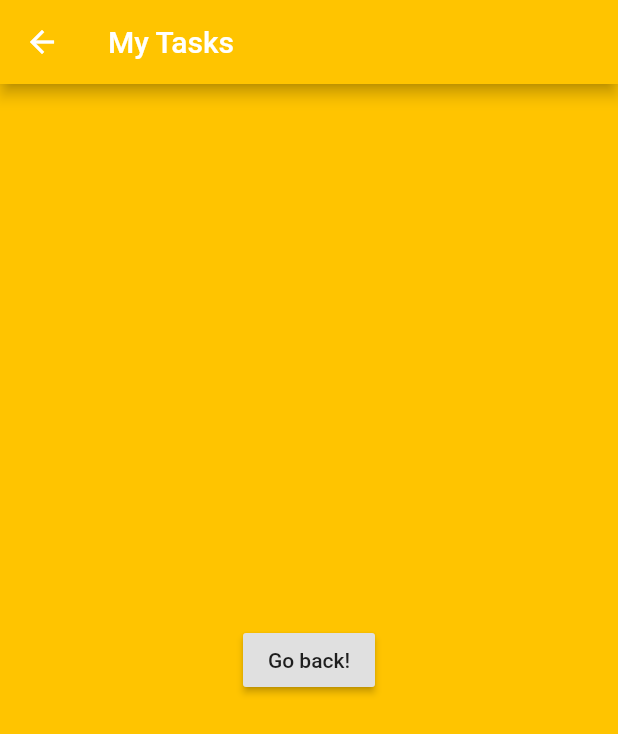
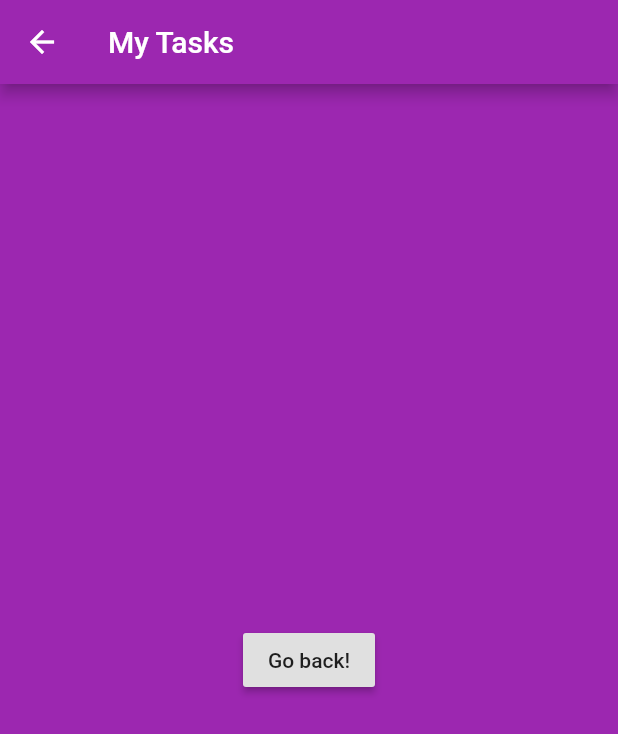
Before and after one commit to shehab20089/ToDo-Flutter, a Flutter app: the screen it shows after launch, item 2 of the bottom bar chosen, after a tap on "Go back!", on a phone screen of 412 x 824 dp. Shown: the top 734 px of the screen. Run offline on Flutter 3.47's test engine with Material 2 defaults, Android fonts, the phone set to English and light mode, and no system bars.

Commit message:
adding statemangement using provider package

```diff
--- /dev/null
+++ b/lib/applicationThemeState.dart
@@ -0,0 +1,13 @@
+import 'package:flutter/material.dart';
+
+class AppThemeState with ChangeNotifier {
+  Color _color;
+  // AppThemeState(this._color);
+  Color get color => _color;
+
+  setColor(Color color) {
+    _color = color;
+    print(_color);
+    notifyListeners();
+  }
+}
--- a/lib/homePage.dart
+++ b/lib/homePage.dart
@@ -1,13 +1,18 @@
 import 'package:flutter/material.dart';
+import 'package:todo/todoListPage.dart';
+import 'applicationThemeState.dart';
+import 'package:provider/provider.dart';
 
 class MyHomePage extends StatelessWidget {
   const MyHomePage({Key key}) : super(key: key);
 
   @override
   Widget build(BuildContext context) {
+    final appstate = Provider.of<AppThemeState>(context);
+
     return Container(
       child: Scaffold(
-        backgroundColor: Color.fromRGBO(21, 21, 21, 1),
+        backgroundColor: Colors.black,
         body: Column(
           crossAxisAlignment: CrossAxisAlignment.start,
           children: <Widget>[
@@ -115,6 +120,7 @@ class ColorItem extends StatelessWidget {
 
   @override
   Widget build(BuildContext context2) {
+    final appstate = Provider.of<AppThemeState>(context2);
     return Container(
       child: ButtonTheme(
           minWidth: 20,
@@ -129,42 +135,13 @@ class ColorItem extends StatelessWidget {
                     border:
                         Border.all(style: this.border, color: Colors.white))),
             onPressed: () {
+              appstate.setColor(Color.fromRGBO(r, g, b, 1));
               Navigator.push(
                 context2,
-                MaterialPageRoute(
-                    builder: (context) => SecondRoute(
-                          color: new Color.fromRGBO(r, g, b, 1),
-                        )),
+                MaterialPageRoute(builder: (context) => TodoListPage()),
               );
             },
           )),
     );
   }
 }
-
-class SecondRoute extends StatelessWidget {
-  final Color color;
-  const SecondRoute({this.color}) : super();
-  @override
-  Widget build(BuildContext context) {
-    return Scaffold(
-      appBar: AppBar(
-        title: Text(
-          'My Tasks',
-          style: TextStyle(fontSize: 20),
-        ),
-        // title: Text("Second Route"),
-        backgroundColor: this.color,
-      ),
-      backgroundColor: this.color,
-      body: Center(
-        child: RaisedButton(
-          onPressed: () {
-            // Navigate back to first route when tapped.
-          },
-          child: Text('Go back!'),
-        ),
-      ),
-    );
-  }
-}
--- a/lib/main.dart
+++ b/lib/main.dart
@@ -1,7 +1,12 @@
 import 'package:flutter/material.dart';
+import 'applicationThemeState.dart';
 import 'homePage.dart';
+import 'package:provider/provider.dart';
 
-void main() => runApp(MyApp());
+void main() => runApp(ChangeNotifierProvider<AppThemeState>(
+      builder: (_) => AppThemeState(),
+      child: MyApp(),
+    ));
 
 class MyApp extends StatelessWidget {
   // This widget is the root of your application.
--- /dev/null
+++ b/lib/todoListPage.dart
@@ -0,0 +1,34 @@
+import 'package:flutter/material.dart';
+import 'package:provider/provider.dart';
+import 'applicationThemeState.dart';
+
+class TodoListPage extends StatelessWidget {
+  // final Color color;
+  // const SecondRoute({this.color}) : super();
+  @override
+  Widget build(BuildContext context) {
+    final appstate = Provider.of<AppThemeState>(context);
+    // final appstate = Provider.of<AppThemeState>(context);
+    return Scaffold(
+      appBar: AppBar(
+        title: Text(
+          'My Tasks',
+          style: TextStyle(fontSize: 20),
+        ),
+        // title: Text("Second Route"),
+        backgroundColor: appstate.color,
+      ),
+      backgroundColor: appstate.color,
+      body: Center(
+        child: RaisedButton(
+          onPressed: () {
+            appstate.setColor(Colors.purple);
+            print(appstate.color);
+            // Navigate back to first route when tapped.
+          },
+          child: Text('Go back!'),
+        ),
+      ),
+    );
+  }
+}
```
